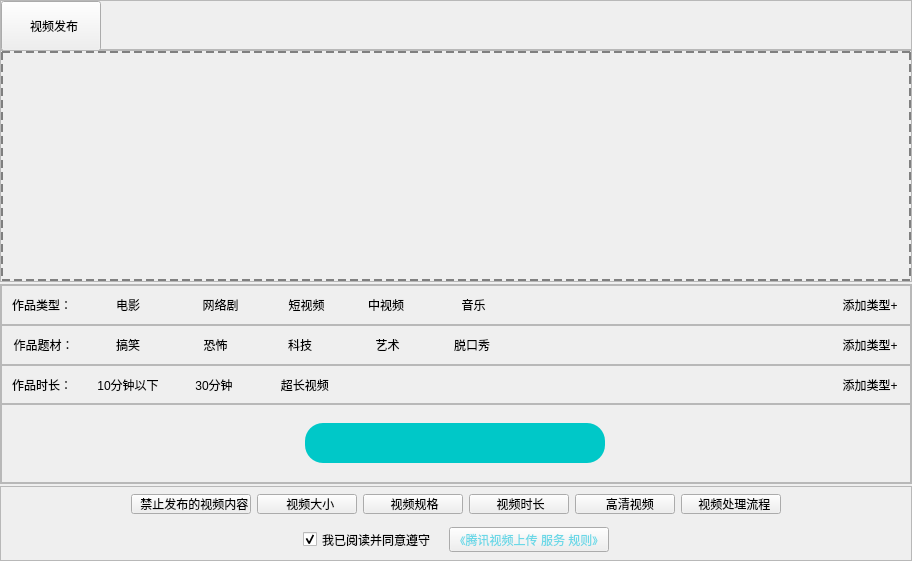
This is VideoPlayer/creator/producer/Maker.ui in huizhang556/pc-video-player as Qt 5 draws it before an edit. The edited form follows.
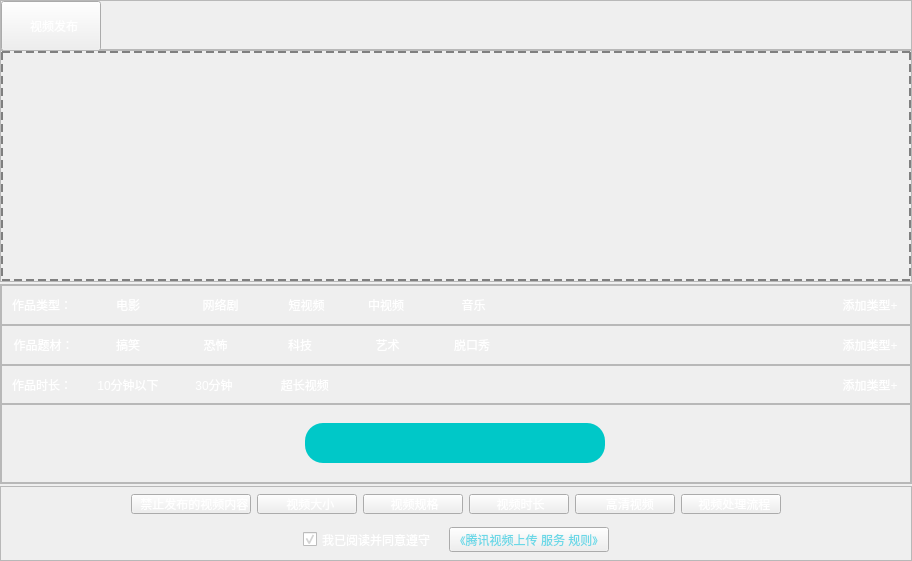
This is the edited form. Icons and pictures are not drawn. Custom widgets are drawn as their Qt base class.

Diff of the .ui file:
```diff
--- a/VideoPlayer/creator/producer/Maker.ui
+++ b/VideoPlayer/creator/producer/Maker.ui
@@ -84,6 +84,7 @@
           <property name="styleSheet">
            <string notr="true">QPushButton
 {
+color: #ffffff;
 text-align: center;
 padding-left: 6px;
 font: 400 16px &quot;微软雅黑&quot;;
@@ -476,7 +477,7 @@
 
 QPushButton
 {
-color: black;
+color: white;
 text-align: center;
 border-radius: 15px;
 }
@@ -1174,6 +1175,17 @@
                 <height>75</height>
                </size>
               </property>
+              <property name="styleSheet">
+               <string notr="true">QPushButton
+{
+color: white;
+}
+
+QCheckBox
+{
+color: white;
+}</string>
+              </property>
               <property name="frameShape">
                <enum>QFrame::StyledPanel</enum>
               </property>
```
Left out of the diff: 11 changed lines with no effect on the pictures.
